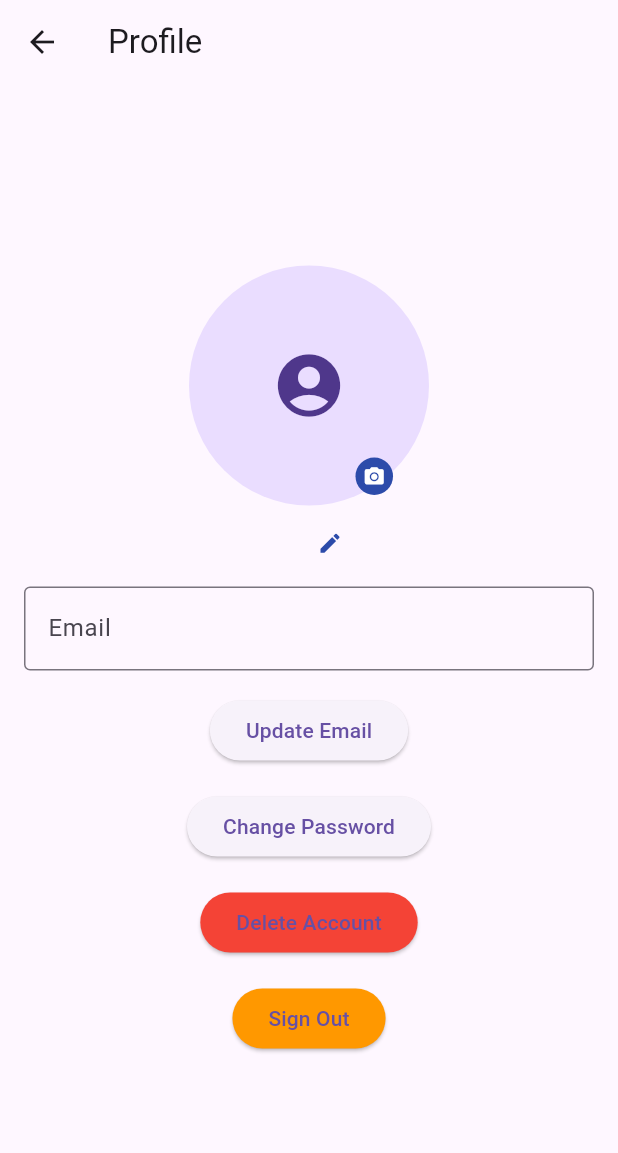
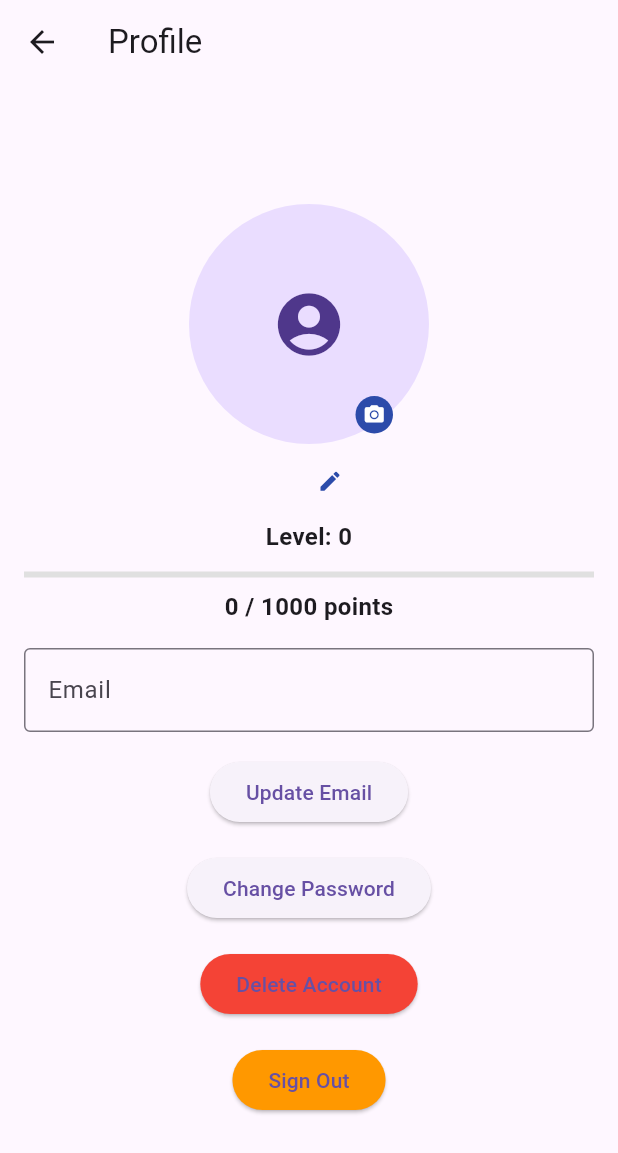
Before and after one commit to Chrislou23/flutter-group7, a Flutter app: the ProfilePage screen opened directly with empty values, on a phone screen of 412 x 824 dp. Shown: the top 1153 px of the screen. Run offline on Flutter 3.47's test engine with Material 3 defaults, Android fonts, the phone set to English and light mode, and no system bars; our stand-ins replace cloud_firestore, firebase_auth, firebase_core, firebase_storage, image_picker, share_plus and 1 more; accounts and stored records are empty; network calls fail.

Commit message:
Big push: Adding user level with the 2 games, adding the level to the user profile, changing non microsoft smiley, total points can't go negative and the screen can't be displayed on landscape position.

```diff
--- a/lib/main.dart
+++ b/lib/main.dart
@@ -6,8 +6,8 @@ import 'pages/account_page/register_page.dart';
 import 'pages/friends_page/friend_page.dart';
 import 'pages/games_page/crossword/crossword_game_page.dart';
 import 'pages/games_page/link/link_game_page.dart';
-import 'pages/games_page/link/link_instructions_en.dart';
-import 'pages/games_page/link/link_instructions_fi.dart';
+import 'pages/games_page/link/Instructions/link_instructions_en.dart';
+import 'pages/games_page/link/Instructions/link_instructions_fi.dart';
 import 'pages/games_page/crossword/Instructions/crossword_instructions_en.dart';
 import 'pages/games_page/crossword/Instructions/crossword_instructions_fi.dart';
 import 'pages/settings_page/settings_page.dart';
--- a/lib/pages/account_page/profile_page.dart
+++ b/lib/pages/account_page/profile_page.dart
@@ -21,18 +21,21 @@ class _ProfilePageState extends State<ProfilePage> {
   String _errorMessage = '';
   String? _photoURL;
   String _username = ''; // Initialize the username
+  int _level = 1; // Initialize the level
+  int _pointsForNextLevel = 1000; // Points required to level up
+  int _currentPoints = 0; // Current points towards next level
 
   @override
   void initState() {
     super.initState();
     _emailController.text = widget.user.email ?? '';
     _photoURL = widget.user.photoURL;
-    _fetchUsername(); // Fetch user data when the profile page is initialized
+    _fetchUserData(); // Fetch user data when the profile page is initialized
   }
 
-  Future<void> _fetchUsername() async {
+  Future<void> _fetchUserData() async {
     try {
-      // Fetch the username from Firestore or other data source
+      // Fetch the user data from Firestore or other data source
       DocumentSnapshot userDoc = await FirebaseFirestore.instance
           .collection('users')
           .doc(widget.user.uid)
@@ -40,11 +43,13 @@ class _ProfilePageState extends State<ProfilePage> {
       if (userDoc.exists) {
         setState(() {
           _username = userDoc['username'] ?? 'Unknown'; // Set the username
+          _level = userDoc['level'] ?? 1; // Set the level with default value
+          _currentPoints = userDoc['currentPoints'] ?? 0; // Set current points
         });
       }
     } catch (e) {
       setState(() {
-        _errorMessage = 'Failed to fetch username: $e';
+        _errorMessage = 'Failed to fetch user data: $e';
       });
     }
   }
@@ -72,11 +77,6 @@ class _ProfilePageState extends State<ProfilePage> {
         _errorMessage = ''; // Clear error message if successful
       });
 
-      // // Close the dialog after updating
-      // if (mounted) {
-      //   Navigator.of(dialogContext).pop();
-      // }
-
       // Show a success message using the context from the Scaffold
       ScaffoldMessenger.of(context).showSnackBar(
         SnackBar(
@@ -100,7 +100,7 @@ class _ProfilePageState extends State<ProfilePage> {
 
       File imageFile = File(image.path);
 
-      // Upload the image to Firebase Storage
+      // Upload the image to Storage
       final storageRef = FirebaseStorage.instance
           .ref()
           .child('profile_pictures/${widget.user.uid}.jpg');
@@ -319,8 +319,26 @@ class _ProfilePageState extends State<ProfilePage> {
     );
   }
 
+  void addPoints(int points) {
+    setState(() {
+      _currentPoints += points;
+      if (_currentPoints >= _pointsForNextLevel) {
+        _level++;
+        _currentPoints -= _pointsForNextLevel;
+      }
+    });
+
+    // Update Firestore with new points and level
+    FirebaseFirestore.instance.collection('users').doc(widget.user.uid).update({
+      'level': _level,
+      'currentPoints': _currentPoints,
+    });
+  }
+
   @override
   Widget build(BuildContext context) {
+    double progress = _currentPoints / _pointsForNextLevel;
+
     return Scaffold(
       appBar: AppBar(
         title: const Text('Profile'),
@@ -394,6 +412,28 @@ class _ProfilePageState extends State<ProfilePage> {
                         ],
                       ),
                     ],
+                  ),
+                  const SizedBox(height: 12.0),
+                  Text(
+                    'Level: $_level',
+                    style: const TextStyle(
+                      fontSize: 16.0,
+                      fontWeight: FontWeight.bold,
+                    ),
+                  ),
+                  const SizedBox(height: 12.0),
+                  LinearProgressIndicator(
+                    value: progress,
+                    backgroundColor: Colors.grey[300],
+                    valueColor: AlwaysStoppedAnimation<Color>(Colors.blue),
+                  ),
+                  const SizedBox(height: 8.0),
+                  Text(
+                    '$_currentPoints / $_pointsForNextLevel points',
+                    style: const TextStyle(
+                      fontSize: 16.0,
+                      fontWeight: FontWeight.bold,
+                    ),
                   ),
                 ],
               ),
--- a/lib/pages/account_page/register_page.dart
+++ b/lib/pages/account_page/register_page.dart
@@ -56,6 +56,8 @@ class _RegisterPageState extends State<RegisterPage> {
           .set({
         'username': _usernameController.text.trim(),
         'email': _emailController.text.trim(),
+        'currentLevel': 0,
+        'level': 1,
       });
 
       // Show a dialog when the account is created successfully
--- a/lib/pages/games_page/link/link_game_page.dart
+++ b/lib/pages/games_page/link/link_game_page.dart
@@ -1,7 +1,6 @@
-import 'package:flutter/foundation.dart';
 import 'package:flutter/material.dart';
-import 'package:mobile_games/pages/games_page/link/link_instructions_en.dart';
-import 'package:mobile_games/pages/games_page/link/link_instructions_fi.dart';
+import 'package:mobile_games/pages/games_page/link/Instructions/link_instructions_en.dart';
+import 'package:mobile_games/pages/games_page/link/Instructions/link_instructions_fi.dart';
 import 'package:provider/provider.dart';
 import 'package:mobile_games/timer_provider.dart';
 import 'package:mobile_games/pages/games_page/link/link.dart';
@@ -11,6 +10,7 @@ class LinkGamePage extends StatefulWidget {
   const LinkGamePage({super.key});
 
   @override
+  // ignore: library_private_types_in_public_api
   _LinkGamePageState createState() => _LinkGamePageState();
 }
 
```
Also changed, not shown: lib/pages/games_page/crossword/crossword_game.dart (+108 -43 lines), lib/pages/games_page/game_page.dart (+0 -8 lines), lib/pages/games_page/link/link.dart (+52 -6 lines), lib/pages/games_page/link/Instructions/link_instructions_en.dart (renamed from lib/pages/games_page/link/link_instructions_en.dart), lib/pages/games_page/link/Instructions/link_instructions_fi.dart (renamed from lib/pages/games_page/link/link_instructions_fi.dart), 2 other files.
